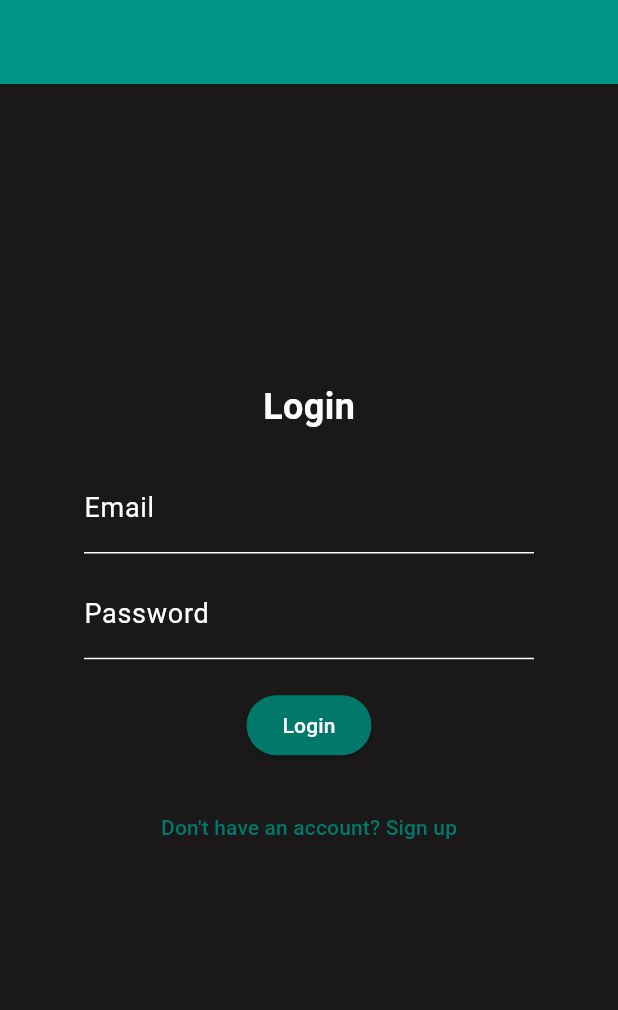
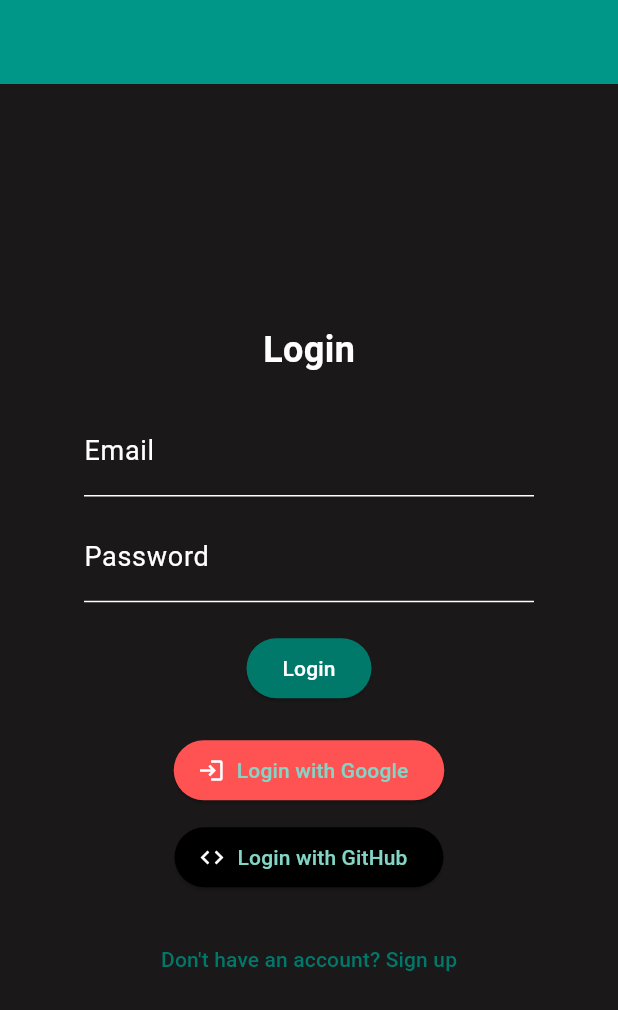
Before and after one commit to TizianoAlbore/pswmanager, a Flutter app: the screen it shows after launch, on a phone screen of 412 x 824 dp. Shown: the top 1010 px of the screen. Run offline on Flutter 3.47's test engine with Material 3 defaults, Android fonts, the phone set to English and light mode, and no system bars; our stand-ins replace cloud_firestore, firebase_auth, firebase_core, flutter_dotenv, google_sign_in, shared_preferences; missing offline and left inert: base32, blockchain_utils, cryptography, dart:js_interop; accounts and stored records are empty; project files that could hold a hidden picture were left out.

Commit message:
Login with Google and Github

```diff
--- a/lib/pages/login.dart
+++ b/lib/pages/login.dart
@@ -1,6 +1,6 @@
 import 'package:flutter/material.dart';
 import 'package:firebase_auth/firebase_auth.dart';
-import 'dart:async';
+import 'package:google_sign_in/google_sign_in.dart';
 
 import 'package:pw_frontend/pages/dashboard.dart';
 
@@ -17,7 +17,6 @@ class _LoginPageState extends State<LoginPage> {
   final FirebaseAuth _auth = FirebaseAuth.instance;
 
   String _temporizedPassphrase = '';
-  //Timer? _passwordTimer;
 
   Future<void> _login() async {
     try {
@@ -28,10 +27,6 @@ class _LoginPageState extends State<LoginPage> {
 
       _temporizedPassphrase = _passwordController.text.trim();
 
-      //_passwordTimer?.cancel();
-      //_passwordTimer = Timer(const Duration(seconds: 10), () {
-      //  _temporizedPassphrase = null;
-      //});
       Navigator.pushNamed(
         context,
         '/dashboard',
@@ -44,15 +39,54 @@ class _LoginPageState extends State<LoginPage> {
     }
   }
 
+  Future<void> _googleLogin() async {
+    try {
+      final GoogleSignIn googleSignIn = GoogleSignIn();
+      final GoogleSignInAccount? googleUser = await googleSignIn.signIn();
+
+      if (googleUser != null) {
+        final GoogleSignInAuthentication googleAuth =
+            await googleUser.authentication;
+
+        final OAuthCredential credential = GoogleAuthProvider.credential(
+          accessToken: googleAuth.accessToken,
+          idToken: googleAuth.idToken,
+        );
+
+        await _auth.signInWithCredential(credential);
+
+        Navigator.pushReplacementNamed(context, '/dashboard');
+      }
+    } catch (e) {
+      ScaffoldMessenger.of(context).showSnackBar(
+        SnackBar(content: Text('Google login failed: ${e.toString()}')),
+      );
+    }
+  }
+
+  Future<void> _githubLogin() async {
+    try {
+      final githubProvider = GithubAuthProvider();
+
+      await _auth.signInWithPopup(githubProvider); // Per Flutter Web
+
+      Navigator.pushReplacementNamed(context, '/dashboard');
+    } catch (e) {
+      ScaffoldMessenger.of(context).showSnackBar(
+        SnackBar(content: Text('GitHub login failed: ${e.toString()}')),
+      );
+    }
+  }
+
   @override
   Widget build(BuildContext context) {
     return Scaffold(
       appBar: AppBar(
         automaticallyImplyLeading: false,
-        backgroundColor: Colors.teal, // High contrast app bar
+        backgroundColor: Colors.teal,
       ),
       body: Container(
-        color: const Color(0xFF1A1818), // Dark background
+        color: const Color(0xFF1A1818),
         child: Center(
           child: SizedBox(
             width: 300,
@@ -67,7 +101,7 @@ class _LoginPageState extends State<LoginPage> {
                     style: TextStyle(
                       fontSize: 24,
                       fontWeight: FontWeight.bold,
-                      color: Colors.white, // White text for high contrast
+                      color: Colors.white,
                     ),
                   ),
                   const SizedBox(height: 20),
@@ -75,7 +109,7 @@ class _LoginPageState extends State<LoginPage> {
                     controller: _emailController,
                     decoration: const InputDecoration(
                       labelText: 'Email',
-                      labelStyle: TextStyle(color: Colors.white), // Label color
+                      labelStyle: TextStyle(color: Colors.white),
                       enabledBorder: UnderlineInputBorder(
                         borderSide: BorderSide(color: Colors.white),
                       ),
@@ -90,7 +124,7 @@ class _LoginPageState extends State<LoginPage> {
                     obscureText: true,
                     decoration: const InputDecoration(
                       labelText: 'Password',
-                      labelStyle: TextStyle(color: Colors.white), // Label color
+                      labelStyle: TextStyle(color: Colors.white),
                       enabledBorder: UnderlineInputBorder(
                         borderSide: BorderSide(color: Colors.white),
                       ),
@@ -102,11 +136,28 @@ class _LoginPageState extends State<LoginPage> {
                   const SizedBox(height: 20),
                   ElevatedButton(
                     onPressed: _login,
-                    style: ElevatedButton.styleFrom(backgroundColor: const Color(0xFF00796B)), // Button color
+                    style: ElevatedButton.styleFrom(
+                        backgroundColor: const Color(0xFF00796B)),
                     child: const Text(
                       'Login',
-                      style: TextStyle(color: Colors.white), // Button text color
+                      style: TextStyle(color: Colors.white),
                     ),
+                  ),
+                  const SizedBox(height: 20),
+                  ElevatedButton.icon(
+                    onPressed: _googleLogin,
+                    icon: const Icon(Icons.login, color: Colors.white),
+                    label: const Text('Login with Google'),
+                    style: ElevatedButton.styleFrom(
+                        backgroundColor: Colors.redAccent),
+                  ),
+                  const SizedBox(height: 10),
+                  ElevatedButton.icon(
+                    onPressed: _githubLogin,
+                    icon: const Icon(Icons.code, color: Colors.white),
+                    label: const Text('Login with GitHub'),
+                    style: ElevatedButton.styleFrom(
+                        backgroundColor: Colors.black),
                   ),
                   const SizedBox(height: 20),
                   TextButton(
@@ -115,10 +166,9 @@ class _LoginPageState extends State<LoginPage> {
                     },
                     child: const Text(
                       'Don\'t have an account? Sign up',
-                      style: TextStyle(color: Color(0xFF00796B)), // Link color
+                      style: TextStyle(color: Color(0xFF00796B)),
                     ),
                   ),
-                  const SizedBox(height: 50),
                 ],
               ),
             ),
```
